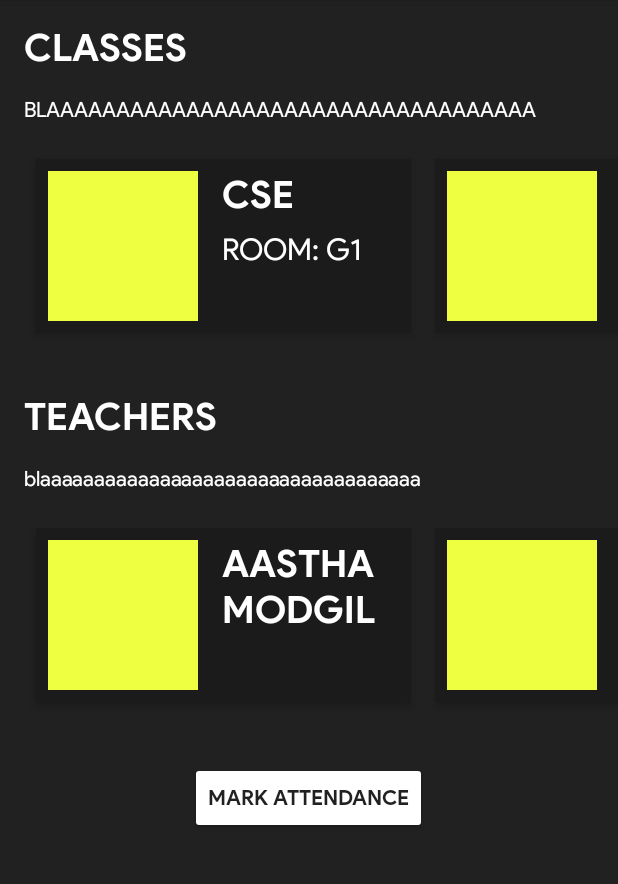
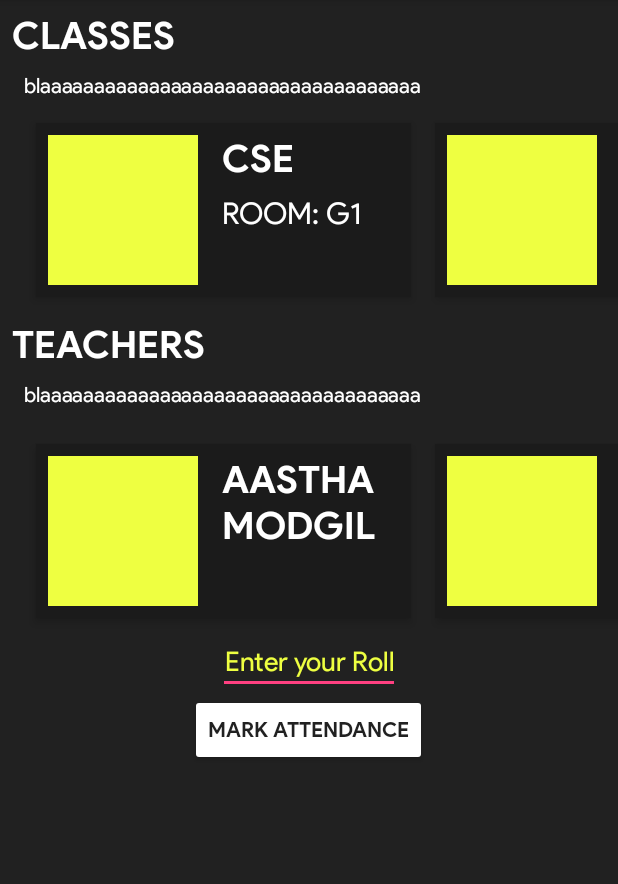
Before and after one commit to ThisIsNSH/Android-NITHub, an Android app: the AttendanceActivity screen opened directly, with no data from a screen before it, on a phone screen of 412 x 824 dp, the part 84-968 px from its top. Run offline under Robolectric (Android 15) with nearby library versions, the phone set to English and light mode, and no system bars; our stand-ins replace Firebase (no records; nobody signed in at launch, a user with empty details on screens opened directly); libraries missing offline, so code that uses them is left out: com.firebase.client; 6 statements that could not run were skipped.

Commit message:
attendance done

```diff
--- a/app/build.gradle
+++ b/app/build.gradle
@@ -1,5 +1,4 @@
 apply plugin: 'com.android.application'
-apply plugin: 'com.google.gms.google-services'
 
 android {
     compileSdkVersion 26
@@ -25,6 +24,7 @@ dependencies {
     androidTestCompile('com.android.support.test.espresso:espresso-core:2.2.2', {
         exclude group: 'com.android.support', module: 'support-annotations'
     })
+    compile 'com.google.firebase:firebase-database:11.8.0'
     compile 'com.firebase:firebase-client-android:2.5.2+'
     compile 'com.android.volley:volley:1.0.0'
     compile 'com.android.support:animated-vector-drawable:26.1.0'
@@ -42,3 +42,4 @@ dependencies {
     androidTestImplementation 'com.android.support.test.espresso:espresso-core:3.0.1'
     implementation files('libs/KairosSDK.jar')
 }
+apply plugin: 'com.google.gms.google-services'
--- a/app/src/main/java/com/travis/myapplication/AttendanceActivity.java
+++ b/app/src/main/java/com/travis/myapplication/AttendanceActivity.java
@@ -4,13 +4,21 @@ import android.support.v7.app.AppCompatActivity;
 import android.os.Bundle;
 import android.support.v7.widget.Toolbar;
 import android.view.View;
+import android.widget.EditText;
 import android.widget.RelativeLayout;
+
+import com.firebase.client.DataSnapshot;
+import com.firebase.client.ValueEventListener;
+import com.google.firebase.database.DatabaseError;
+import com.google.firebase.database.DatabaseReference;
+import com.google.firebase.database.FirebaseDatabase;
 import com.kairos.*;
 import org.json.JSONException;
 import java.io.File;
 import java.io.UnsupportedEncodingException;
 import java.text.SimpleDateFormat;
 import java.util.ArrayList;
+import java.util.Calendar;
 import java.util.Date;
 import java.util.Locale;
 import android.Manifest;
@@ -35,6 +43,7 @@ import static android.content.ContentValues.TAG;
 
 public class AttendanceActivity extends AppCompatActivity {
 
+    String image1,image2,image3,image4,image5;
     int class_selected=0;
     int class_id;
     int teacher_selected=0;
@@ -55,7 +64,8 @@ public class AttendanceActivity extends AppCompatActivity {
     public static final int MEDIA_TYPE_IMAGE = 1;
     public static final int MEDIA_TYPE_VIDEO = 2;
     private static final String IMAGE_DIRECTORY_NAME = "Hello Camera";
-    private Uri fileUri; // file url to store image/video
+    private Uri fileUri;
+    EditText roll;
 
     @Override
     protected void onCreate(Bundle savedInstanceState) {
@@ -91,11 +101,10 @@ public class AttendanceActivity extends AppCompatActivity {
         final RelativeLayout teacher4 = findViewById(R.id.teacher4);
         final RelativeLayout teacher5 = findViewById(R.id.teacher5);
         final RelativeLayout teacher6 = findViewById(R.id.teacher6);
+        roll = findViewById(R.id.enter_roll);
 
         Toolbar mTopToolbar = (Toolbar) findViewById(R.id.my_toolbar);
         setSupportActionBar(mTopToolbar);
-
-
         class1.setOnClickListener(new View.OnClickListener() {
             @Override
             public void onClick(View view) {
@@ -268,7 +277,6 @@ public class AttendanceActivity extends AppCompatActivity {
         String app_id = "2ea9db6c";
         String api_key = "f9269c59b261f7d5a4c4c874c58130e2";
         myKairos.setAuthentication(this, app_id, api_key);
-
         if (Build.VERSION.SDK_INT >= 23) {
             if (checkSelfPermission(android.Manifest.permission.WRITE_EXTERNAL_STORAGE)
                     == PackageManager.PERMISSION_GRANTED) {
@@ -282,10 +290,6 @@ public class AttendanceActivity extends AppCompatActivity {
         else { //permission is automatically granted on sdk<23 upon installation
             Log.v(TAG,"Permission is granted");
         }
-
-
-
-
         KairosListener listener1 = new KairosListener() {
 
             @Override
@@ -300,88 +304,115 @@ public class AttendanceActivity extends AppCompatActivity {
                 Log.d("KAIROS en fa DEMO", response);
             }
         };
+
+        final DatabaseReference ref = FirebaseDatabase.getInstance().getReference();
+        final String rollno = roll.getText().toString();
+        final DatabaseReference url1 = ref.child("androidchatapp-59bff").child("attendance").child(rollno).child("string1");
+        final DatabaseReference url2 = ref.child("androidchatapp-59bff").child("attendance").child(rollno).child("string2");
+        final DatabaseReference url3 = ref.child("androidchatapp-59bff").child("attendance").child(rollno).child("string3");
+        final DatabaseReference url4 = ref.child("androidchatapp-59bff").child("attendance").child(rollno).child("string4");
+        final DatabaseReference url5 = ref.child("androidchatapp-59bff").child("attendance").child(rollno).child("string5");
+
+
+        url1.addListenerForSingleValueEvent(new com.google.firebase.database.ValueEventListener() {
+            @Override
+            public void onDataChange(com.google.firebase.database.DataSnapshot dataSnapshot) {
+                image1 = dataSnapshot.getValue(String.class);
+            }
+
+            @Override
+            public void onCancelled(DatabaseError databaseError) {
+
+            }
+        });
+        url2.addListenerForSingleValueEvent(new com.google.firebase.database.ValueEventListener() {
+            @Override
+            public void onDataChange(com.google.firebase.database.DataSnapshot dataSnapshot) {
+                image2 = dataSnapshot.getValue(String.class);
+            }
+
+            @Override
+            public void onCancelled(DatabaseError databaseError) {
+
+            }
+        });
+        url3.addListenerForSingleValueEvent(new com.google.firebase.database.ValueEventListener() {
+            @Override
+            public void onDataChange(com.google.firebase.database.DataSnapshot dataSnapshot) {
+                image3 = dataSnapshot.getValue(String.class);
+            }
+
+            @Override
+            public void onCancelled(DatabaseError databaseError) {
+
+            }
+        });
+        url4.addListenerForSingleValueEvent(new com.google.firebase.database.ValueEventListener() {
+            @Override
+            public void onDataChange(com.google.firebase.database.DataSnapshot dataSnapshot) {
+                image4 = dataSnapshot.getValue(String.class);
+            }
+
+            @Override
+            public void onCancelled(DatabaseError databaseError) {
+
+            }
+        });
+        url5.addListenerForSingleValueEvent(new com.google.firebase.database.ValueEventListener() {
+            @Override
+            public void onDataChange(com.google.firebase.database.DataSnapshot dataSnapshot) {
+                image5 = dataSnapshot.getValue(String.class);
+            }
+
+            @Override
+            public void onCancelled(DatabaseError databaseError) {
+
+            }
+        });
         try {
-            String image1 = "https://upload.wikimedia.org/wikipedia/commons/2/2e/Akshay_Kumar.jpg";
-            String image2 = "http://www.bollywoodlife.com/wp-content/uploads/2017/08/Akshay-Kumar-4.jpg";
-            String image3 = "https://cdn.pinkvilla.com/files/styles/contentpreview/public/Post-Toilet-–-Ek-Prem-Katha-is-Akshay-Kumar-the-new-darling-of-the-distributors.jpg";
-            String image4 = "http://static.dnaindia.com/sites/default/files/styles/full/public/2017/09/14/609446-akshay-kumar-091517.jpg";
-            String image5 = "https://akm-img-a-in.tosshub.com/indiatoday/akshay-kumar-story_647_120617125746.jpg";
             String subjectId1 = "gElizabeth";
             String subjectId2 = "fElizabeth";
             String subjectId3 = "dElizabeth";
             String subjectId4 = "sElizabeth";
             String subjectId5 = "aElizabeth";
-
             myKairos.enroll(image1, subjectId1, galleryId, null, null, null, listener1);
             myKairos.enroll(image2, subjectId2, galleryId, null, null, null, listener1);
             myKairos.enroll(image3, subjectId3, galleryId, null, null, null, listener1);
             myKairos.enroll(image4, subjectId4, galleryId, null, null, null, listener1);
             myKairos.enroll(image5, subjectId5, galleryId, null, null, null, listener1);
-
-
         } catch (JSONException e) {
             e.printStackTrace();
         } catch (UnsupportedEncodingException e) {
             e.printStackTrace();
         }
-
-
-
-
-
-
         permissions.add(ACCESS_FINE_LOCATION);
         permissions.add(ACCESS_COARSE_LOCATION);
-
         permissionsToRequest = findUnAskedPermissions(permissions);
-        //get the permissions we have asked for before but are not granted..
-        //we will store this in a global list to access later.
-
-
         if (Build.VERSION.SDK_INT >= Build.VERSION_CODES.M) {
-
-
             if (permissionsToRequest.size() > 0)
                 requestPermissions(permissionsToRequest.toArray(new String[permissionsToRequest.size()]), ALL_PERMISSIONS_RESULT);
         }
-
-
         Button btn = (Button) findViewById(R.id.mark);
-
-
         btn.setOnClickListener(new View.OnClickListener() {
             @Override
             public void onClick(View view) {
                 captureImage();
-
                 locationTrack = new LocationTrack(AttendanceActivity.this);
-
-
                 if (locationTrack.canGetLocation()) {
-
-
                     double longitude = locationTrack.getLongitude();
                     double latitude = locationTrack.getLatitude();
-
                     Toast.makeText(getApplicationContext(), "Longitude:" + Double.toString(longitude) + "\nLatitude:" + Double.toString(latitude), Toast.LENGTH_SHORT).show();
                 } else {
-
                     locationTrack.showSettingsAlert();
                 }
-
             }
         });
-
-        // Checking camera availability
         if (!isDeviceSupportCamera()) {
             Toast.makeText(getApplicationContext(),
                     "Sorry! Your device doesn't support camera",
                     Toast.LENGTH_LONG).show();
-            // will close the app if the device does't have camera
             finish();
         }
-
-
     }
     private ArrayList<String> findUnAskedPermissions(ArrayList<String> wanted) {
         ArrayList<String> result = new ArrayList<String>();
@@ -391,10 +422,8 @@ public class AttendanceActivity extends AppCompatActivity {
                 result.add(perm);
             }
         }
-
         return result;
     }
-
     private boolean hasPermission(String permission) {
         if (canMakeSmores()) {
             if (Build.VERSION.SDK_INT >= Build.VERSION_CODES.M) {
@@ -403,28 +432,20 @@ public class AttendanceActivity extends AppCompatActivity {
         }
         return true;
     }
-
     private boolean canMakeSmores() {
         return (Build.VERSION.SDK_INT > Build.VERSION_CODES.LOLLIPOP_MR1);
     }
-
-
     @TargetApi(Build.VERSION_CODES.M)
     @Override
     public void onRequestPermissionsResult(int requestCode, String[] permissions, int[] grantResults) {
-
         switch (requestCode) {
-
             case ALL_PERMISSIONS_RESULT:
                 for (String perms : permissionsToRequest) {
                     if (!hasPermission(perms)) {
                         permissionsRejected.add(perms);
                     }
                 }
-
                 if (permissionsRejected.size() > 0) {
-
-
                     if (Build.VERSION.SDK_INT >= Build.VERSION_CODES.M) {
                         if (shouldShowRequestPermissionRationale(permissionsRejected.get(0))) {
                             showMessageOKCancel("These permissions are mandatory for the application. Please allow access.",
@@ -439,14 +460,10 @@ public class AttendanceActivity extends AppCompatActivity {
                             return;
                         }
                     }
-
                 }
-
                 break;
         }
-
     }
-
     private void showMessageOKCancel(String message, DialogInterface.OnClickListener okListener) {
         new android.support.v7.app.AlertDialog.Builder(AttendanceActivity.this)
                 .setMessage(message)
@@ -455,76 +472,39 @@ public class AttendanceActivity extends AppCompatActivity {
                 .create()
                 .show();
     }
-
     @Override
     protected void onDestroy() {
         super.onDestroy();
         locationTrack.stopListener();
     }
-
-
-
-    /**
-     * Checking device has camera hardware or not
-     * */
     private boolean isDeviceSupportCamera() {
         if (getApplicationContext().getPackageManager().hasSystemFeature(
                 PackageManager.FEATURE_CAMERA)) {
-            // this device has a camera
             return true;
         } else {
-            // no camera on this device
             return false;
         }
     }
-
-    /**
-     * Capturing Camera Image will lauch camera app requrest image capture
-     */
     private void captureImage() {
         Intent intent = new Intent(MediaStore.ACTION_IMAGE_CAPTURE);
-
         fileUri = getOutputMediaFileUri(MEDIA_TYPE_IMAGE);
-
         intent.putExtra(MediaStore.EXTRA_OUTPUT, fileUri);
-
-        // start the image capture Intent
         startActivityForResult(intent, CAMERA_CAPTURE_IMAGE_REQUEST_CODE);
     }
-
-    /**
-     * Here we store the file url as it will be null after returning from camera
-     * app
-     */
     @Override
     protected void onSaveInstanceState(Bundle outState) {
         super.onSaveInstanceState(outState);
-
-        // save file url in bundle as it will be null on scren orientation
-        // changes
         outState.putParcelable("file_uri", fileUri);
     }
-
     @Override
     protected void onRestoreInstanceState(Bundle savedInstanceState) {
         super.onRestoreInstanceState(savedInstanceState);
-
-        // get the file url
         fileUri = savedInstanceState.getParcelable("file_uri");
     }
-
-
-
-    /**
-     * Receiving activity result method will be called after closing the camera
-     * */
     @Override
     protected void onActivityResult(int requestCode, int resultCode, Intent data) {
-        // if the result is capturing Image
         if (requestCode == CAMERA_CAPTURE_IMAGE_REQUEST_CODE) {
             if (resultCode == RESULT_OK) {
-                // successfully captured the image
-                // display it in image view
                 previewCapturedImage();
             } else if (resultCode == RESULT_CANCELED) {
                 // user cancelled Image capture
@@ -555,47 +535,62 @@ public class AttendanceActivity extends AppCompatActivity {
             }
         }
     }
-
     private void previewCapturedImage() {
         KairosListener listener = new KairosListener() {
-
             @Override
             public void onSuccess(String response) {
                 if ((response.indexOf("no match found") !=-1? true: false)==true){
-                    Toast.makeText(AttendanceActivity.this, "Didnt Match!", Toast.LENGTH_SHORT).show();
+                    Toast.makeText(AttendanceActivity.this, "Sorry! Its a proxy", Toast.LENGTH_SHORT).show();
                 }
                 else{
-                    Toast.makeText(AttendanceActivity.this, "Match", Toast.LENGTH_SHORT).show();
+                    final DatabaseReference ref = FirebaseDatabase.getInstance().getReference();
+                    final String rollno = roll.getText().toString();
+                    final DatabaseReference a = ref.child("record").child(rollno);
+                    a.addListenerForSingleValueEvent(new com.google.firebase.database.ValueEventListener() {
+                        @Override
+                        public void onDataChange(com.google.firebase.database.DataSnapshot dataSnapshot) {
+
+
+                            Date c = Calendar.getInstance().getTime();
+                            String date = c.toString();
+
+
+                            String one = dataSnapshot.getValue(String.class);
+
+
+                                one = one + " " + date;
+                                a.setValue(one);
+
+                        }
+
+                        @Override
+                        public void onCancelled(DatabaseError databaseError) {
+
+                        }
+                    });
+
+                    Toast.makeText(AttendanceActivity.this, "Attendance Marked", Toast.LENGTH_SHORT).show();
                 }
                 Log.d("KAIROS en su DEMO", response);
             }
-
             @Override
             public void onFail(String response) {
-                Toast.makeText(AttendanceActivity.this, "Didnt Match!", Toast.LENGTH_SHORT).show();
+                Toast.makeText(AttendanceActivity.this, "Sorry! Its a proxy", Toast.LENGTH_SHORT).show();
             }
         };
         try {
 
             BitmapFactory.Options options = new BitmapFactory.Options();
-
-            // downsizing image as it throws OutOfMemory Exception for larger
-            // images
             options.inSampleSize = 8;
-
             final Bitmap bitmap = BitmapFactory.decodeFile(fileUri.getPath(),
                     options);
-
             myKairos.recognize(bitmap, galleryId, null, null, null, null, listener);
-
         } catch (JSONException e) {
             e.printStackTrace();
         } catch (UnsupportedEncodingException e) {
             e.printStackTrace();
         }
     }
-
-
     /**
      * ------------ Helper Methods ----------------------
      * */
@@ -606,19 +601,14 @@ public class AttendanceActivity extends AppCompatActivity {
     public Uri getOutputMediaFileUri(int type) {
         return Uri.fromFile(getOutputMediaFile(type));
     }
-
     /**
      * returning image / video
      */
     private static File getOutputMediaFile(int type) {
-
-        // External sdcard location
         File mediaStorageDir = new File(
                 Environment
                         .getExternalStoragePublicDirectory(Environment.DIRECTORY_PICTURES),
                 IMAGE_DIRECTORY_NAME);
-
-        // Create the storage directory if it does not exist
         if (!mediaStorageDir.exists()) {
             if (!mediaStorageDir.mkdirs()) {
                 Log.d(IMAGE_DIRECTORY_NAME, "Oops! Failed create "
@@ -626,8 +616,6 @@ public class AttendanceActivity extends AppCompatActivity {
                 return null;
             }
         }
-
-        // Create a media file name
         String timeStamp = new SimpleDateFormat("yyyyMMdd_HHmmss",
                 Locale.getDefault()).format(new Date());
         File mediaFile;
@@ -640,7 +628,6 @@ public class AttendanceActivity extends AppCompatActivity {
         } else {
             return null;
         }
-
         return mediaFile;
     }
 }
--- a/app/src/main/res/layout/activity_attendance.xml
+++ b/app/src/main/res/layout/activity_attendance.xml
@@ -21,7 +21,6 @@
             android:layout_height="wrap_content"
             android:layout_marginRight="16dp"
             android:fontFamily="@font/psb"
-            android:gravity="center"
             android:text="class"
             android:textAllCaps="true"
             android:textColor="@color/amber"
@@ -32,7 +31,6 @@
             android:layout_height="wrap_content"
             android:layout_marginRight="16dp"
             android:fontFamily="@font/ps"
-            android:gravity="center"
             android:text="Attendance"
             android:textAllCaps="true"
             android:textColor="@color/amber"
@@ -52,7 +50,7 @@
             <TextView
                 android:layout_width="wrap_content"
                 android:layout_height="wrap_content"
-                android:layout_margin="16dp"
+                android:layout_margin="8dp"
                 android:fontFamily="@font/psb"
                 android:text="Classes"
                 android:textAllCaps="true"
@@ -63,7 +61,6 @@
                 android:layout_width="wrap_content"
                 android:layout_height="wrap_content"
                 android:layout_marginLeft="16dp"
-                android:textAllCaps="true"
                 android:fontFamily="@font/ps"
                 android:text="blaaaaaaaaaaaaaaaaaaaaaaaaaaaaaaaaaaa"
                 android:textColor="#fff" />
@@ -71,9 +68,9 @@
             <HorizontalScrollView
                 android:layout_width="wrap_content"
                 android:layout_height="wrap_content"
-                android:layout_marginBottom="16dp"
+
                 android:layout_marginLeft="16dp"
-                android:layout_marginTop="16dp"
+                android:layout_marginTop="8dp"
                 android:scrollbars="none">
 
                 <LinearLayout
@@ -345,7 +342,7 @@
             <TextView
                 android:layout_width="wrap_content"
                 android:layout_height="wrap_content"
-                android:layout_margin="16dp"
+                android:layout_margin="8dp"
                 android:fontFamily="@font/psb"
                 android:text="Teachers"
                 android:textAllCaps="true"
@@ -363,7 +360,6 @@
             <HorizontalScrollView
                 android:layout_width="wrap_content"
                 android:layout_height="wrap_content"
-                android:layout_marginBottom="16dp"
                 android:layout_marginLeft="16dp"
                 android:layout_marginTop="16dp"
                 android:scrollbars="none">
@@ -562,12 +558,22 @@
 
             </HorizontalScrollView>
 
+            <EditText
+                android:layout_width="wrap_content"
+                android:hint="Enter your Roll"
+                android:fontFamily="@font/ps"
+                android:layout_gravity="center"
+                android:id="@+id/enter_roll"
+                android:textAlignment="center"
+                android:textColor="@color/colorPrimary"
+                android:textColorHint="@color/colorPrimary"
+                android:layout_height="wrap_content" />
+
             <Button
                 android:id="@+id/mark"
                 android:layout_width="wrap_content"
                 android:layout_height="wrap_content"
                 android:layout_gravity="center"
-                android:layout_marginTop="16dp"
                 android:backgroundTint="#fff"
                 android:fontFamily="@font/psb"
                 android:text="Mark Attendance" />
--- a/build.gradle
+++ b/build.gradle
@@ -19,6 +19,7 @@ allprojects {
     repositories {
         google()
         jcenter()
+        maven { url "https://maven.google.com" }
     }
 }
 
```
Also changed, not shown: app/src/main/AndroidManifest.xml (+7 -5 lines).
